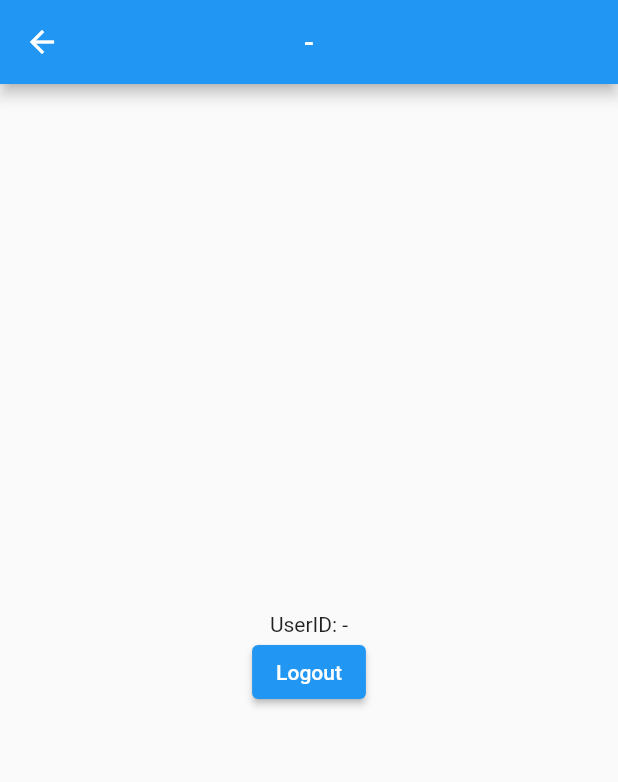
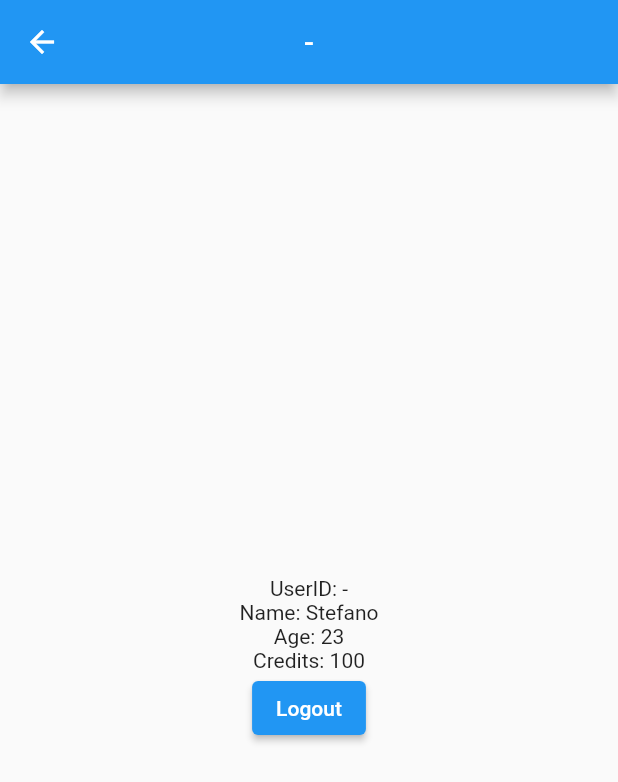
Before and after one commit to stefanovp/puc-flutter-course, a Flutter app: the ProfilePage screen opened directly, on a phone screen of 412 x 824 dp. Shown: the top 782 px of the screen. Run offline on Flutter 3.47's test engine with Material 2 defaults, Android fonts, the phone set to English and light mode, and no system bars; our stand-ins replace bloc, equatable, flutter_bloc, formz, google_maps_flutter; accounts and stored records are empty.

Commit message:
improved login and profile page

```diff
--- a/parkin/lib/models/user.dart
+++ b/parkin/lib/models/user.dart
@@ -4,9 +4,12 @@ class User extends Equatable {
   const User(this.id);
 
   final String id;
+  final String name = 'Stefano';
+  final int age = 23;
+  final int credits = 100;
 
   @override
-  List<Object> get props => [id];
+  List<Object> get props => [id, name, age, credits];
 
   static const empty = User('-');
 }
--- a/parkin/lib/profile/profile_page.dart
+++ b/parkin/lib/profile/profile_page.dart
@@ -27,6 +27,30 @@ class ProfilePage extends StatelessWidget {
                 return Text('UserID: $userId');
               },
             ),
+            Builder(
+              builder: (context) {
+                final userName = context.select(
+                  (AuthenticationBloc bloc) => bloc.state.user.name,
+                );
+                return Text('Name: $userName');
+              },
+            ),
+            Builder(
+              builder: (context) {
+                final userAge = context.select(
+                  (AuthenticationBloc bloc) => bloc.state.user.age,
+                );
+                return Text('Age: $userAge');
+              },
+            ),
+            Builder(
+              builder: (context) {
+                final userCredits = context.select(
+                  (AuthenticationBloc bloc) => bloc.state.user.credits,
+                );
+                return Text('Credits: $userCredits');
+              },
+            ),
             ElevatedButton(
               child: const Text('Logout'),
               onPressed: () {
```
Also changed, not shown: parkin/lib/login/login_page.dart (+17 -2 lines).
